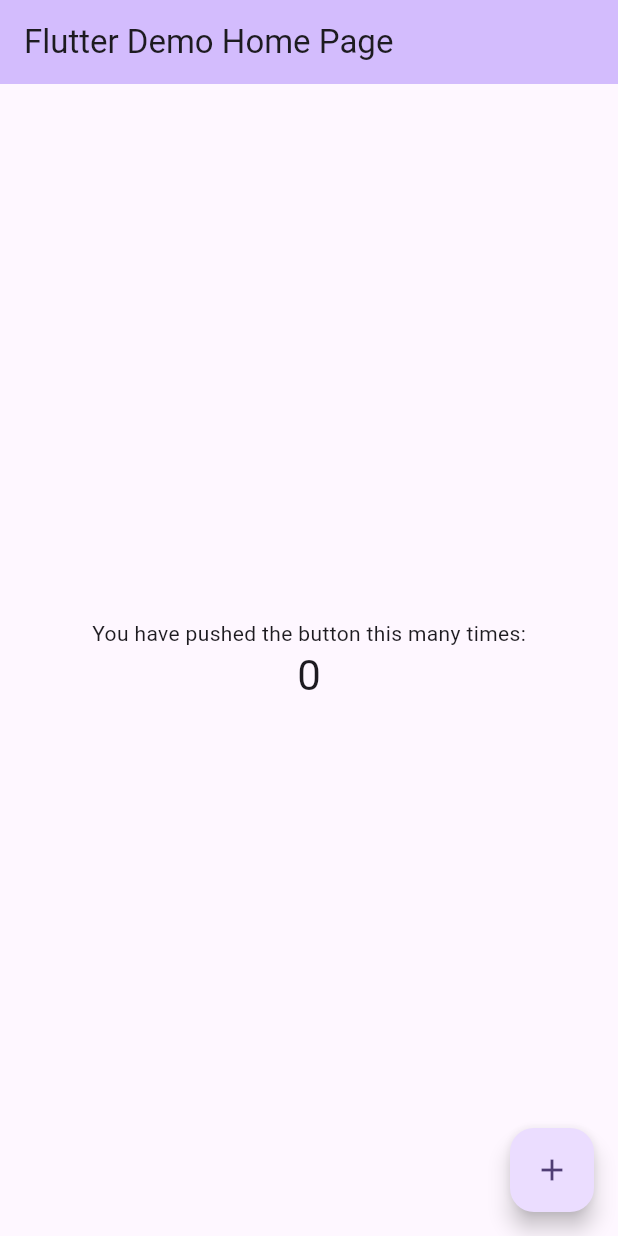
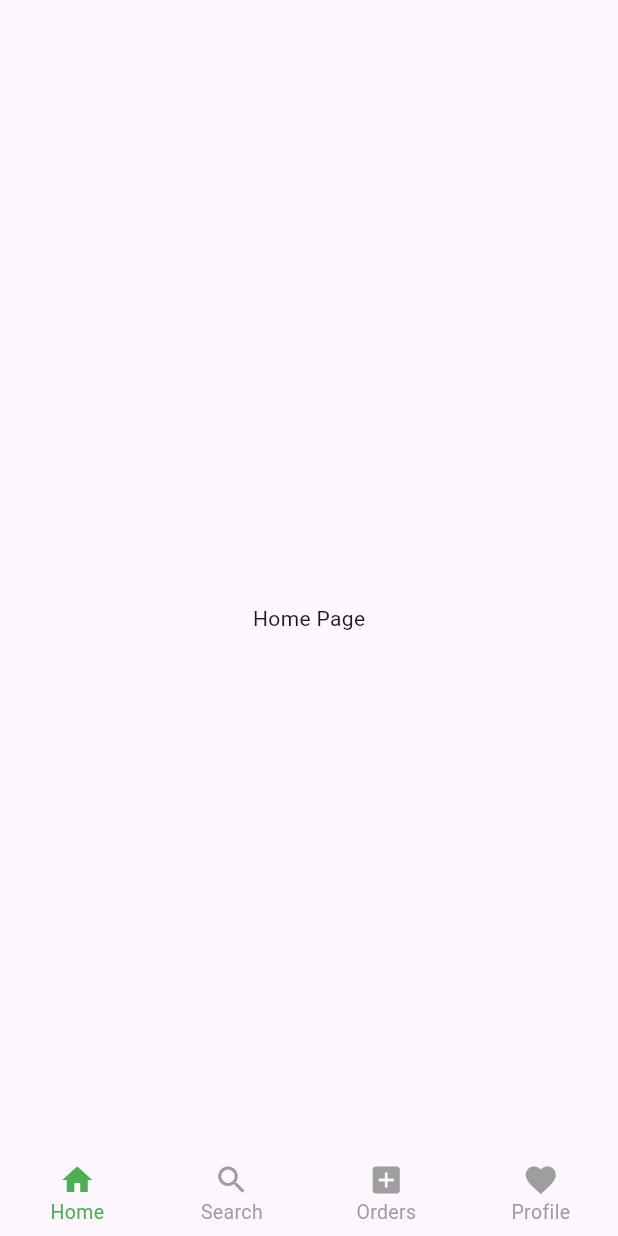
Before and after one commit to mestretero/OUA-33-FLUTTER, a Flutter app: the screen it shows after launch, on a phone screen of 412 x 824 dp. Run offline on Flutter 3.47's test engine with Material 3 defaults, Android fonts, the phone set to English and light mode, and no system bars; our stand-ins replace get_it, stacked, stacked_services.

Commit message:
create base model and files

```diff
--- /dev/null
+++ b/lib/app/app.router.dart
@@ -0,0 +1,132 @@
+// GENERATED CODE - DO NOT MODIFY BY HAND
+
+// **************************************************************************
+// StackedRouterGenerator
+// **************************************************************************
+
+// ignore_for_file: no_leading_underscores_for_library_prefixes
+import 'package:flutter/material.dart' as _i9;
+import 'package:flutter/material.dart';
+import 'package:oua_flutter33/ui/home/home_view.dart' as _i3;
+import 'package:oua_flutter33/ui/main/main_view.dart' as _i4;
+import 'package:oua_flutter33/ui/splash/splash_view.dart' as _i2;
+import 'package:stacked/stacked.dart' as _i1;
+import 'package:stacked_services/stacked_services.dart' as _i10;
+
+class Routes {
+  static const splashView = '/';
+
+  static const homeView = '/home-view';
+
+  static const mainView = '/main-view';
+
+  static const all = <String>{
+    splashView,
+    homeView,
+    mainView,
+  };
+}
+
+class StackedRouter extends _i1.RouterBase {
+  final _routes = <_i1.RouteDef>[
+    _i1.RouteDef(
+      Routes.splashView,
+      page: _i2.SplashView,
+    ),
+    _i1.RouteDef(
+      Routes.homeView,
+      page: _i3.HomeView,
+    ),
+    _i1.RouteDef(
+      Routes.mainView,
+      page: _i4.MainView,
+    ),
+  ];
+
+  final _pagesMap = <Type, _i1.StackedRouteFactory>{
+    _i2.SplashView: (data) {
+      return MaterialPageRoute<dynamic>(
+        builder: (context) => _i2.SplashView(),
+        settings: data,
+      );
+    },
+    _i3.HomeView: (data) {
+      return MaterialPageRoute<dynamic>(
+        builder: (context) => _i3.HomeView(),
+        settings: data,
+      );
+    },
+    _i4.MainView: (data) {
+      return MaterialPageRoute<dynamic>(
+        builder: (context) => const _i4.MainView(),
+        settings: data,
+      );
+    },
+  };
+
+  @override
+  List<_i1.RouteDef> get routes => _routes;
+  @override
+  Map<Type, _i1.StackedRouteFactory> get pagesMap => _pagesMap;
+}
+
+class DetailViewArguments {
+  const DetailViewArguments({
+    this.key,
+    this.url,
+    this.name,
+    this.id,
+  });
+
+  final _i9.Key? key;
+
+  final String? url;
+
+  final String? name;
+
+  final String? id;
+}
+
+extension NavigatorStateExtension on _i10.NavigationService {
+  Future<dynamic> navigateToSplashView([
+    int? routerId,
+    bool preventDuplicates = true,
+    Map<String, String>? parameters,
+    Widget Function(BuildContext, Animation<double>, Animation<double>, Widget)?
+        transition,
+  ]) async {
+    return navigateTo<dynamic>(Routes.splashView,
+        id: routerId,
+        preventDuplicates: preventDuplicates,
+        parameters: parameters,
+        transition: transition);
+  }
+
+  Future<dynamic> navigateToHomeView([
+    int? routerId,
+    bool preventDuplicates = true,
+    Map<String, String>? parameters,
+    Widget Function(BuildContext, Animation<double>, Animation<double>, Widget)?
+        transition,
+  ]) async {
+    return navigateTo<dynamic>(Routes.homeView,
+        id: routerId,
+        preventDuplicates: preventDuplicates,
+        parameters: parameters,
+        transition: transition);
+  }
+
+  Future<dynamic> navigateToMainView([
+    int? routerId,
+    bool preventDuplicates = true,
+    Map<String, String>? parameters,
+    Widget Function(BuildContext, Animation<double>, Animation<double>, Widget)?
+        transition,
+  ]) async {
+    return navigateTo<dynamic>(Routes.mainView,
+        id: routerId,
+        preventDuplicates: preventDuplicates,
+        parameters: parameters,
+        transition: transition);
+  }
+}
--- /dev/null
+++ b/lib/app/app_base_view_model.dart
@@ -0,0 +1,10 @@
+import 'package:oua_flutter33/core/di/get_it.dart';
+import 'package:stacked/stacked.dart';
+import 'package:stacked_services/stacked_services.dart';
+
+class AppBaseViewModel extends BaseViewModel {
+  NavigationService navigationService = getIt<NavigationService>();
+
+  initialise() {
+  }
+}
--- /dev/null
+++ b/lib/app/master_hands_app.dart
@@ -0,0 +1,32 @@
+// ignore_for_file: deprecated_member_use
+
+import 'package:flutter/material.dart';
+import 'package:flutter/services.dart';
+import 'package:oua_flutter33/app/app.router.dart';
+import 'package:oua_flutter33/app/app_base_view_model.dart';
+import 'package:oua_flutter33/core/di/get_it.dart';
+import 'package:stacked/stacked.dart';
+import 'package:stacked_services/stacked_services.dart';
+
+class MasterHandsApp extends StatelessWidget {
+  const MasterHandsApp({super.key});
+
+  @override
+  Widget build(BuildContext context) {
+    SystemChrome.setPreferredOrientations(<DeviceOrientation>[
+      DeviceOrientation.portraitUp,
+    ]);
+
+    return ViewModelBuilder<AppBaseViewModel>.reactive(
+      viewModelBuilder: () => getIt<AppBaseViewModel>(),
+      onModelReady: (viewModel) => viewModel.initialise(),
+      builder: (context, viewModel, child) => MaterialApp(
+        navigatorKey: StackedService.navigatorKey,
+        onGenerateRoute: StackedRouter().onGenerateRoute,
+        navigatorObservers: [StackedService.routeObserver],
+        title: "Master Hands",
+        debugShowCheckedModeBanner: false,
+      ),
+    );
+  }
+}
--- /dev/null
+++ b/lib/common/helpers/create_bottom_nav_item.dart
@@ -0,0 +1,41 @@
+// ignore_for_file: constant_identifier_names
+
+import 'package:flutter/material.dart';
+import 'package:oua_flutter33/ui/home/home_view.dart';
+
+BottomNavigationBarItem createNavItem(TabItem tabItem) {
+  final currentTab = TabItemData.tabs[tabItem]!;
+  return BottomNavigationBarItem(icon: currentTab.icon, label: currentTab.title);
+}
+
+enum TabItem { Home, Search, Orders, Favorite }
+
+class TabItemData {
+  String title;
+  Widget icon;
+  TabItemData({
+    required this.title,
+    required this.icon,
+  });
+  static Map<TabItem, TabItemData> tabs = {
+    TabItem.Home: TabItemData(icon: const Icon(Icons.home), title: "Home"),
+    TabItem.Search: TabItemData(icon: const Icon(Icons.search), title: "Search"),
+    TabItem.Orders: TabItemData(icon: const Icon(Icons.add_box), title: "Orders"),
+    TabItem.Favorite: TabItemData(icon: const Icon(Icons.favorite), title: "Profile"),
+  };
+}
+
+Widget getViewForIndex(int index) {
+  switch (index) {
+    case 0:
+      return const HomeView();
+    case 1:
+      return HomeView();
+    case 2:
+      return HomeView();
+    case 3:
+      return HomeView();
+    default:
+      return const HomeView();
+  }
+}
--- /dev/null
+++ b/lib/core/di/get_it.dart
@@ -0,0 +1,10 @@
+import 'package:get_it/get_it.dart';
+import 'package:oua_flutter33/app/app_base_view_model.dart';
+import 'package:stacked_services/stacked_services.dart';
+
+final getIt = GetIt.instance;
+
+void setupDI() {
+  getIt.registerLazySingleton(() => AppBaseViewModel());
+  getIt.registerLazySingleton(() => NavigationService());
+}
--- a/lib/main.dart
+++ b/lib/main.dart
@@ -1,125 +1,9 @@
 import 'package:flutter/material.dart';
+import 'package:oua_flutter33/app/master_hands_app.dart';
+import 'package:oua_flutter33/core/di/get_it.dart';
 
-void main() {
-  runApp(const MyApp());
+Future<void> main() async {
+  WidgetsFlutterBinding.ensureInitialized();
+  setupDI();
+  runApp(const MasterHandsApp());
 }
-
-class MyApp extends StatelessWidget {
-  const MyApp({super.key});
-
-  // This widget is the root of your application.
-  @override
-  Widget build(BuildContext context) {
-    return MaterialApp(
-      title: 'Flutter Demo',
-      theme: ThemeData(
-        // This is the theme of your application.
-        //
-        // TRY THIS: Try running your application with "flutter run". You'll see
-        // the application has a purple toolbar. Then, without quitting the app,
-        // try changing the seedColor in the colorScheme below to Colors.green
-        // and then invoke "hot reload" (save your changes or press the "hot
-        // reload" button in a Flutter-supported IDE, or press "r" if you used
-        // the command line to start the app).
-        //
-        // Notice that the counter didn't reset back to zero; the application
-        // state is not lost during the reload. To reset the state, use hot
-        // restart instead.
-        //
-        // This works for code too, not just values: Most code changes can be
-        // tested with just a hot reload.
-        colorScheme: ColorScheme.fromSeed(seedColor: Colors.deepPurple),
-        useMaterial3: true,
-      ),
-      home: const MyHomePage(title: 'Flutter Demo Home Page'),
-    );
-  }
-}
-
-class MyHomePage extends StatefulWidget {
-  const MyHomePage({super.key, required this.title});
-
-  // This widget is the home page of your application. It is stateful, meaning
-  // that it has a State object (defined below) that contains fields that affect
-  // how it looks.
-
-  // This class is the configuration for the state. It holds the values (in this
-  // case the title) provided by the parent (in this case the App widget) and
-  // used by the build method of the State. Fields in a Widget subclass are
-  // always marked "final".
-
-  final String title;
-
-  @override
-  State<MyHomePage> createState() => _MyHomePageState();
-}
-
-class _MyHomePageState extends State<MyHomePage> {
-  int _counter = 0;
-
-  void _incrementCounter() {
-    setState(() {
-      // This call to setState tells the Flutter framework that something has
-      // changed in this State, which causes it to rerun the build method below
-      // so that the display can reflect the updated values. If we changed
-      // _counter without calling setState(), then the build method would not be
-      // called again, and so nothing would appear to happen.
-      _counter++;
-    });
-  }
-
-  @override
-  Widget build(BuildContext context) {
-    // This method is rerun every time setState is called, for instance as done
-    // by the _incrementCounter method above.
-    //
-    // The Flutter framework has been optimized to make rerunning build methods
-    // fast, so that you can just rebuild anything that needs updating rather
-    // than having to individually change instances of widgets.
-    return Scaffold(
-      appBar: AppBar(
-        // TRY THIS: Try changing the color here to a specific color (to
-        // Colors.amber, perhaps?) and trigger a hot reload to see the AppBar
-        // change color while the other colors stay the same.
-        backgroundColor: Theme.of(context).colorScheme.inversePrimary,
-        // Here we take the value from the MyHomePage object that was created by
-        // the App.build method, and use it to set our appbar title.
-        title: Text(widget.title),
-      ),
-      body: Center(
-        // Center is a layout widget. It takes a single child and positions it
-        // in the middle of the parent.
-        child: Column(
-          // Column is also a layout widget. It takes a list of children and
-          // arranges them vertically. By default, it sizes itself to fit its
-          // children horizontally, and tries to be as tall as its parent.
-          //
-          // Column has various properties to control how it sizes itself and
-          // how it positions its children. Here we use mainAxisAlignment to
-          // center the children vertically; the main axis here is the vertical
-          // axis because Columns are vertical (the cross axis would be
-          // horizontal).
-          //
-          // TRY THIS: Invoke "debug painting" (choose the "Toggle Debug Paint"
-          // action in the IDE, or press "p" in the console), to see the
-          // wireframe for each widget.
-          mainAxisAlignment: MainAxisAlignment.center,
-          children: <Widget>[
-            const Text(
-              'You have pushed the button this many times:',
-            ),
-            Text(
-              '$_counter',
-              style: Theme.of(context).textTheme.headlineMedium,
-            ),
-          ],
-        ),
-      ),
-      floatingActionButton: FloatingActionButton(
-        onPressed: _incrementCounter,
-        tooltip: 'Increment',
-        child: const Icon(Icons.add),
-      ), // This trailing comma makes auto-formatting nicer for build methods.
-    );
-  }
-}
--- /dev/null
+++ b/lib/ui/home/home_view.dart
@@ -0,0 +1,16 @@
+// ignore_for_file: deprecated_member_use
+
+import 'package:flutter/material.dart';
+
+class HomeView extends StatelessWidget {
+  const HomeView({super.key});
+
+  @override
+  Widget build(BuildContext context) {
+    return Scaffold(
+      body: Center(
+        child: Text("Home Page"),
+      ),
+    );
+  }
+}
--- /dev/null
+++ b/lib/ui/main/main_view.dart
@@ -0,0 +1,40 @@
+// ignore_for_file: deprecated_member_use
+
+import 'package:flutter/material.dart';
+import 'package:oua_flutter33/common/helpers/create_bottom_nav_item.dart';
+import 'package:oua_flutter33/ui/main/main_view_model.dart';
+import 'package:stacked/stacked.dart';
+
+class MainView extends StatelessWidget {
+  const MainView({super.key});
+
+  @override
+  Widget build(BuildContext context) {
+    return ViewModelBuilder<MainViewModel>.reactive(
+      viewModelBuilder: () => MainViewModel(),
+      onModelReady: (viewModel) => viewModel.initialise(),
+      builder: (context, model, child) => Scaffold(
+        extendBody: true,
+        body: getViewForIndex(model.currentTabIndex),
+        bottomNavigationBar: BottomNavigationBar(
+          elevation: 0,
+          type: BottomNavigationBarType.fixed,
+          selectedItemColor: Colors.green,
+          unselectedItemColor: Colors.grey,
+          selectedFontSize: 13,
+          unselectedFontSize: 13,
+          items: [
+            createNavItem(TabItem.Home),
+            createNavItem(TabItem.Search),
+            createNavItem(TabItem.Orders),
+            createNavItem(TabItem.Favorite),
+          ],
+          onTap: (value) {
+            model.setTabIndex(value);
+          },
+          currentIndex: model.currentTabIndex,
+        ),
+      ),
+    );
+  }
+}
--- /dev/null
+++ b/lib/ui/main/main_view_model.dart
@@ -0,0 +1,19 @@
+
+import 'package:oua_flutter33/app/app_base_view_model.dart';
+
+class MainViewModel extends AppBaseViewModel {
+  int _currentTabIndex = 0;
+  int get currentTabIndex => _currentTabIndex;
+  bool _reverse = false;
+  bool get reverse => _reverse;
+
+  init() {}
+
+  setTabIndex(int value) {
+    if (value < _currentTabIndex) {
+      _reverse = true;
+    }
+    _currentTabIndex = value;
+    notifyListeners();
+  }
+}
```
Also changed, not shown: lib/app/app.dart (added, +14 -0 lines), lib/common/constants/api_constants.dart (added, +12 -0 lines), lib/common/constants/constants.dart (added, +10 -0 lines), lib/ui/splash/splash_view.dart (added, +24 -0 lines), lib/ui/splash/splash_view_model.dart (added, +9 -0 lines), pubspec.yaml (+25 -70 lines), lib/common/widgets/splash.dart (added), lib/core/api/api_client.dart (added), lib/core/repository/repository.dart (added), lib/core/services/api_service.dart (added), pubspec.lock, 1 other file.
